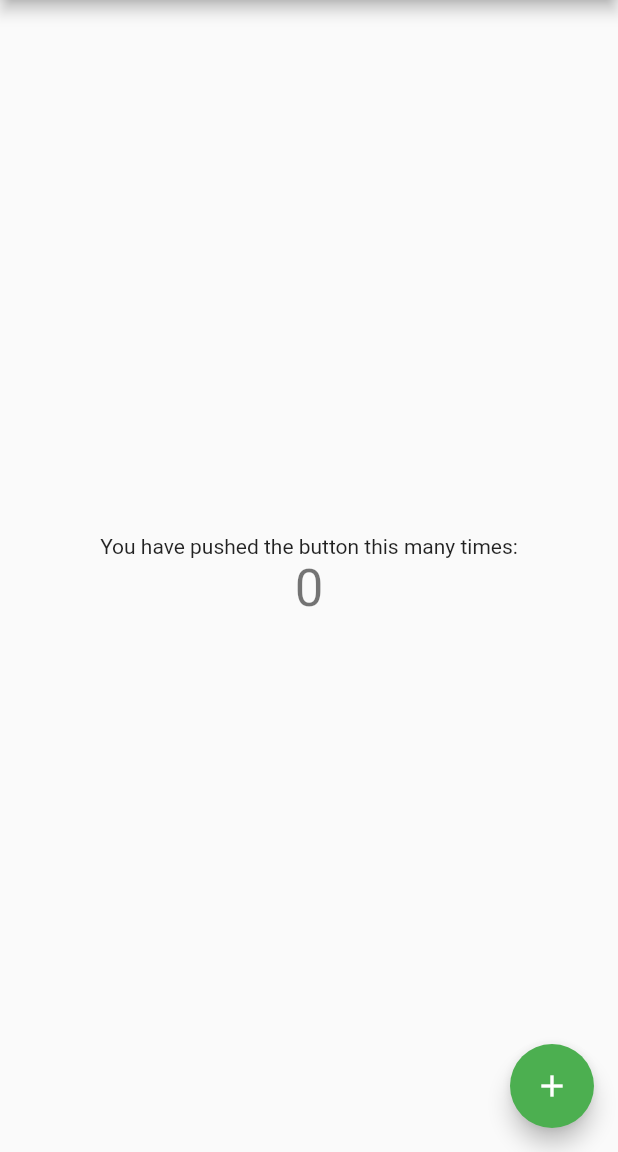
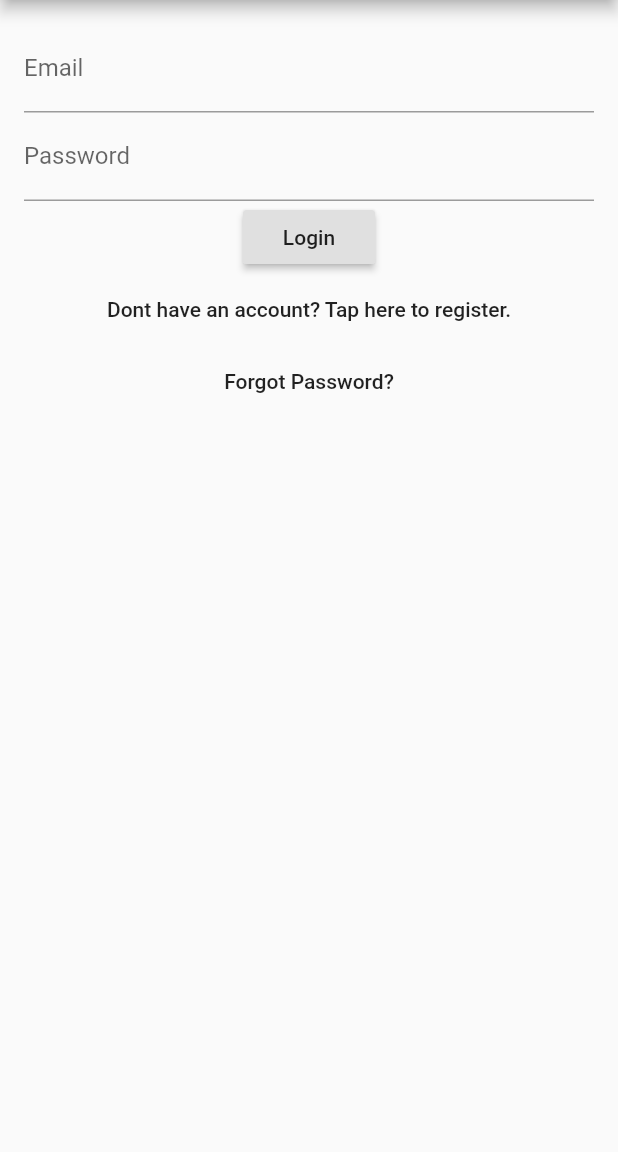
Before and after one commit to AlexE543/passerby, a Flutter app: the screen it shows after launch, on a phone screen of 412 x 824 dp, the part 84-1236 px from its top. Run offline on Flutter 3.47's test engine with Material 2 defaults, Android fonts, the phone set to English and light mode, and no system bars.

Commit message:
added app flow

```diff
--- a/lib/main.dart
+++ b/lib/main.dart
@@ -11,26 +11,17 @@ class MyApp extends StatelessWidget {
   @override
   Widget build(BuildContext context) {
     return MaterialApp(
-      title: 'Flutter Demo',
+      title: 'Passerby',
       theme: ThemeData(
-        // This is the theme of your application.
-        //
-        // Try running your application with "flutter run". You'll see the
-        // application has a blue toolbar. Then, without quitting the app, try
-        // changing the primarySwatch below to Colors.green and then invoke
-        // "hot reload" (press "r" in the console where you ran "flutter run",
-        // or simply save your changes to "hot reload" in a Flutter IDE).
-        // Notice that the counter didn't reset back to zero; the application
-        // is not restarted.
         primarySwatch: Colors.green,
       ),
-      home: const MyHomePage(title: 'Passerby'),
+      home: const LoginPage(title: 'Passerby'),
     );
   }
 }
 
-class MyHomePage extends StatefulWidget {
-  const MyHomePage({Key? key, required this.title}) : super(key: key);
+class LoginPage extends StatefulWidget {
+  const LoginPage({Key? key, required this.title}) : super(key: key);
 
   // This widget is the home page of your application. It is stateful, meaning
   // that it has a State object (defined below) that contains fields that affect
@@ -44,72 +35,207 @@ class MyHomePage extends StatefulWidget {
   final String title;
 
   @override
-  State<MyHomePage> createState() => _MyHomePageState();
+  State<LoginPage> createState() => _LoginPageState();
 }
 
-class _MyHomePageState extends State<MyHomePage> {
-  int _counter = 0;
+enum FormType { login, register }
 
-  void _incrementCounter() {
+class _LoginPageState extends State<LoginPage> {
+  final TextEditingController _emailFilter = TextEditingController();
+  final TextEditingController _passwordFilter = TextEditingController();
+  String _email = "";
+  String _password = "";
+  FormType _form = FormType.login;
+
+  _LoginPageState() {
+    _emailFilter.addListener(_emailListen);
+    _passwordFilter.addListener(_passwordListen);
+  }
+
+  void _emailListen() {
+    if (_emailFilter.text.isEmpty) {
+      _email = "";
+    } else {
+      _email = _emailFilter.text;
+    }
+  }
+
+  void _passwordListen() {
+    if (_passwordFilter.text.isEmpty) {
+      _password = "";
+    } else {
+      _password = _passwordFilter.text;
+    }
+  }
+
+  void _formChange() async {
     setState(() {
-      // This call to setState tells the Flutter framework that something has
-      // changed in this State, which causes it to rerun the build method below
-      // so that the display can reflect the updated values. If we changed
-      // _counter without calling setState(), then the build method would not be
-      // called again, and so nothing would appear to happen.
-      _counter++;
+      if (_form == FormType.register) {
+        _form = FormType.login;
+      } else {
+        _form = FormType.register;
+      }
     });
   }
 
   @override
   Widget build(BuildContext context) {
-    // This method is rerun every time setState is called, for instance as done
-    // by the _incrementCounter method above.
-    //
-    // The Flutter framework has been optimized to make rerunning build methods
-    // fast, so that you can just rebuild anything that needs updating rather
-    // than having to individually change instances of widgets.
     return Scaffold(
       appBar: AppBar(
-        // Here we take the value from the MyHomePage object that was created by
-        // the App.build method, and use it to set our appbar title.
         title: Text(widget.title),
       ),
+      body: Container(
+        padding: const EdgeInsets.all(16.0),
+        child: Column(
+          children: <Widget>[
+            _buildTextFields(),
+            _buildButtons(),
+          ],
+        ),
+      ),
+    );
+  }
+
+  Widget _buildTextFields() {
+    return Column(
+      children: <Widget>[
+        TextField(
+          controller: _emailFilter,
+          decoration: const InputDecoration(labelText: 'Email'),
+        ),
+        TextField(
+          controller: _passwordFilter,
+          decoration: const InputDecoration(labelText: 'Password'),
+          obscureText: true,
+        )
+      ],
+    );
+  }
+
+  Widget _buildButtons() {
+    if (_form == FormType.login) {
+      return Column(
+        children: <Widget>[
+          RaisedButton(
+            child: const Text('Login'),
+            onPressed: _loginPressed,
+          ),
+          FlatButton(
+            child: const Text('Dont have an account? Tap here to register.'),
+            onPressed: _formChange,
+          ),
+          FlatButton(
+            child: const Text('Forgot Password?'),
+            onPressed: _passwordReset,
+          )
+        ],
+      );
+    } else {
+      return Column(
+        children: <Widget>[
+          RaisedButton(
+            child: const Text('Next'),
+            onPressed: _nextPressed,
+          ),
+          FlatButton(
+            child: const Text('Have an account? Click here to login.'),
+            onPressed: _formChange,
+          )
+        ],
+      );
+    }
+  }
+
+  void _loginPressed() {
+    print('The user wants to login with $_email and $_password');
+  }
+
+  void _nextPressed() {
+    print('The user wants to create an accoutn with $_email and $_password');
+    print('add user to db');
+    Navigator.push(
+        context,
+        MaterialPageRoute(
+          builder: (context) => ActivitySelectionPage(
+            email: _email,
+          ),
+        ));
+  }
+
+  void _passwordReset() {
+    print("The user wants a password reset request sent to $_email");
+  }
+}
+
+class ActivitySelectionPage extends StatefulWidget {
+  final String email;
+
+  const ActivitySelectionPage({Key? key, required this.email})
+      : super(key: key);
+  @override
+  State<ActivitySelectionPage> createState() => _ActivitySelectionPage();
+}
+
+class _ActivitySelectionPage extends State<ActivitySelectionPage> {
+  Map<String, bool> activities = {
+    'Spikeball': false,
+    'Hiking': false,
+    'Yoga': false,
+    'Biking': false,
+    'Reading': false
+  };
+
+  void _submitPressed(activities, email) {
+    print('Add activites to db');
+    print(email);
+    print(activities);
+  }
+
+  @override
+  Widget build(BuildContext context) {
+    return Scaffold(
+      appBar: AppBar(
+        title: const Text("Activities"),
+      ),
       body: Center(
-        // Center is a layout widget. It takes a single child and positions it
-        // in the middle of the parent.
         child: Column(
-          // Column is also a layout widget. It takes a list of children and
-          // arranges them vertically. By default, it sizes itself to fit its
-          // children horizontally, and tries to be as tall as its parent.
-          //
-          // Invoke "debug painting" (press "p" in the console, choose the
-          // "Toggle Debug Paint" action from the Flutter Inspector in Android
-          // Studio, or the "Toggle Debug Paint" command in Visual Studio Code)
-          // to see the wireframe for each widget.
-          //
-          // Column has various properties to control how it sizes itself and
-          // how it positions its children. Here we use mainAxisAlignment to
-          // center the children vertically; the main axis here is the vertical
-          // axis because Columns are vertical (the cross axis would be
-          // horizontal).
-          mainAxisAlignment: MainAxisAlignment.center,
           children: <Widget>[
-            const Text(
-              'You have pushed the button this many times:',
-            ),
-            Text(
-              '$_counter',
-              style: Theme.of(context).textTheme.headline4,
+            _buildActivityButtons(),
+            ElevatedButton(
+              onPressed: () {
+                _submitPressed(activities, widget.email);
+              },
+              style: ButtonStyle(
+                  backgroundColor:
+                      MaterialStateProperty.all<Color>(Colors.red)),
+              child: const Text('Submit'),
             ),
           ],
         ),
       ),
-      floatingActionButton: FloatingActionButton(
-        onPressed: _incrementCounter,
-        tooltip: 'Increment',
-        child: const Icon(Icons.add),
-      ), // This trailing comma makes auto-formatting nicer for build methods.
     );
   }
+
+  Widget _buildActivityButtons() {
+    List<Widget> widgets = <Widget>[];
+    activities.forEach((k, v) => {
+          widgets.add(Padding(
+            padding: const EdgeInsets.all(20),
+            child: ElevatedButton(
+              onPressed: () => {
+                setState(() {
+                  activities[k] = !activities[k]!;
+                }),
+                print(k)
+              },
+              style: ButtonStyle(
+                  backgroundColor: activities[k]!
+                      ? MaterialStateProperty.all<Color>(Colors.blue)
+                      : MaterialStateProperty.all<Color>(Colors.green)),
+              child: Text(k),
+            ),
+          ))
+        });
+    return Row(mainAxisAlignment: MainAxisAlignment.center, children: widgets);
+  }
 }
```
